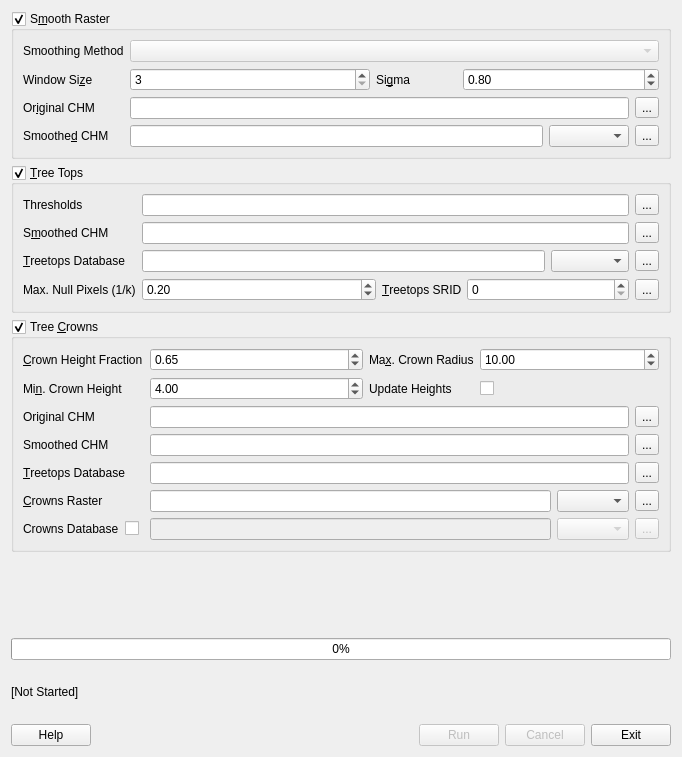
This is src/apps/treetops.ui in rskelly/treetops as Qt 5 draws it before an edit. The edited form follows.
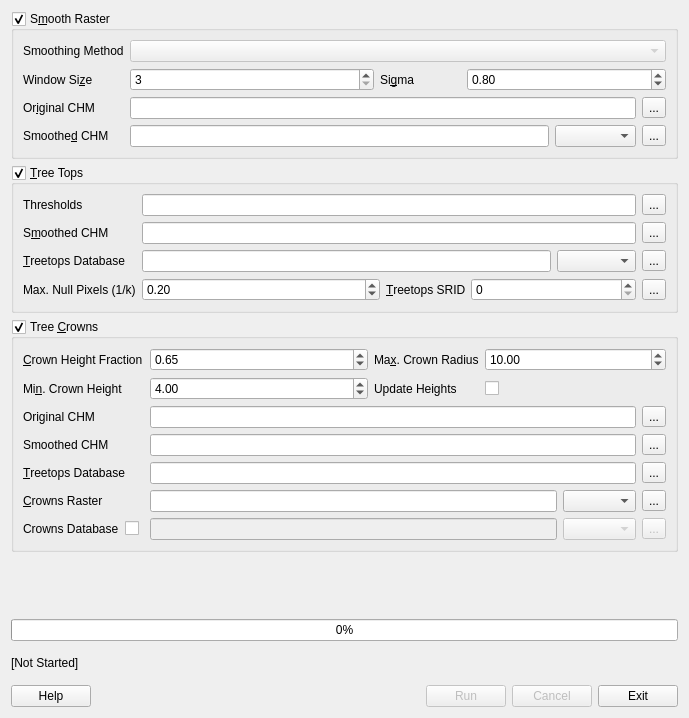
This is the edited form.

Commit message: Layout adjustment.

What changed in the file:
```diff
--- a/src/apps/treetops.ui
+++ b/src/apps/treetops.ui
@@ -6,8 +6,8 @@
    <rect>
     <x>0</x>
     <y>0</y>
-    <width>682</width>
-    <height>757</height>
+    <width>689</width>
+    <height>718</height>
    </rect>
   </property>
   <property name="sizePolicy">
```
